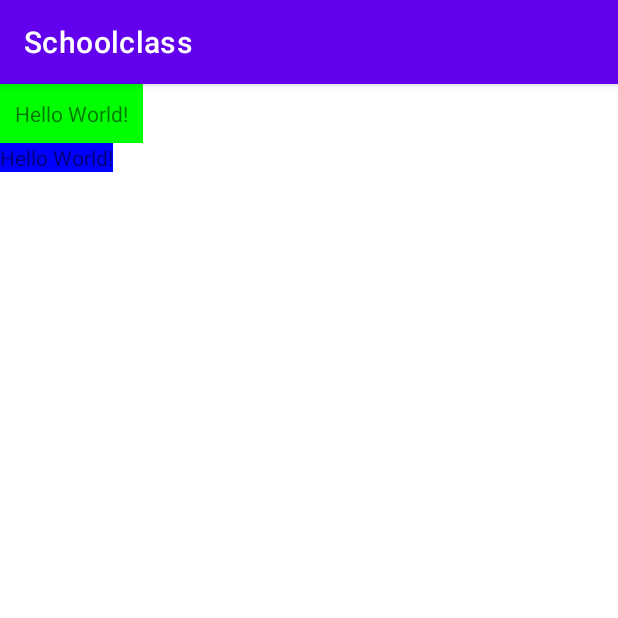
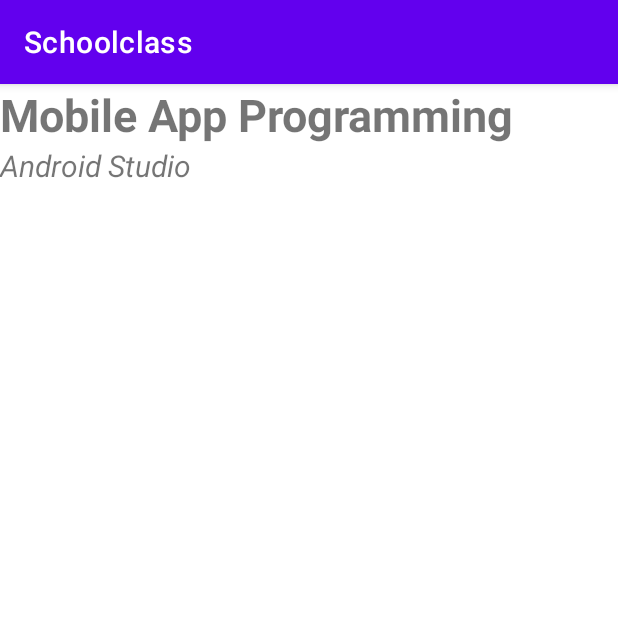
Before and after one commit to wldnjs1277/SchoolClass, an Android app: the screen it shows after launch (MainActivity), on a phone screen of 412 x 824 dp, the top half of it. Run offline under Robolectric (Android 15) with nearby library versions, the phone set to English and light mode, and no system bars.

Commit message:
-수업내용 따라하기

```diff
--- a/app/src/main/res/layout/activity_main.xml
+++ b/app/src/main/res/layout/activity_main.xml
@@ -1,30 +1,21 @@
 <?xml version="1.0" encoding="utf-8"?>
-<androidx.constraintlayout.widget.ConstraintLayout xmlns:android="http://schemas.android.com/apk/res/android"
-    xmlns:app="http://schemas.android.com/apk/res-auto"
+<LinearLayout
+    xmlns:android="http://schemas.android.com/apk/res/android"
     xmlns:tools="http://schemas.android.com/tools"
     android:layout_width="match_parent"
     android:layout_height="match_parent"
-    tools:context=".MainActivity">
-
-    <LinearLayout
-        android:layout_width="match_parent"
-        android:layout_height="match_parent"
-        android:orientation="vertical">
-
+    tools:context=".MainActivity"
+    android:orientation="vertical" >
     <TextView
         android:layout_width="wrap_content"
         android:layout_height="wrap_content"
-            android:id="@+id/text1"
-            android:background="#00ff00"
-            android:padding="10dp"
-            android:visibility="visible"
-            android:text="Hello World!" />
+        android:text="Mobile App Programming"
+        android:textStyle="bold"
+        android:textSize="30sp" />
     <TextView
         android:layout_width="wrap_content"
         android:layout_height="wrap_content"
-            android:id="@+id/text2"
-            android:background="#0000ff"
-            android:text="Hello World!" />
+        android:text="Android Studio"
+        android:textStyle="italic"
+        android:textSize="20sp" />
 </LinearLayout>
-
-</androidx.constraintlayout.widget.ConstraintLayout>
```
Lines whose indentation alone changed are shown as unchanged.
